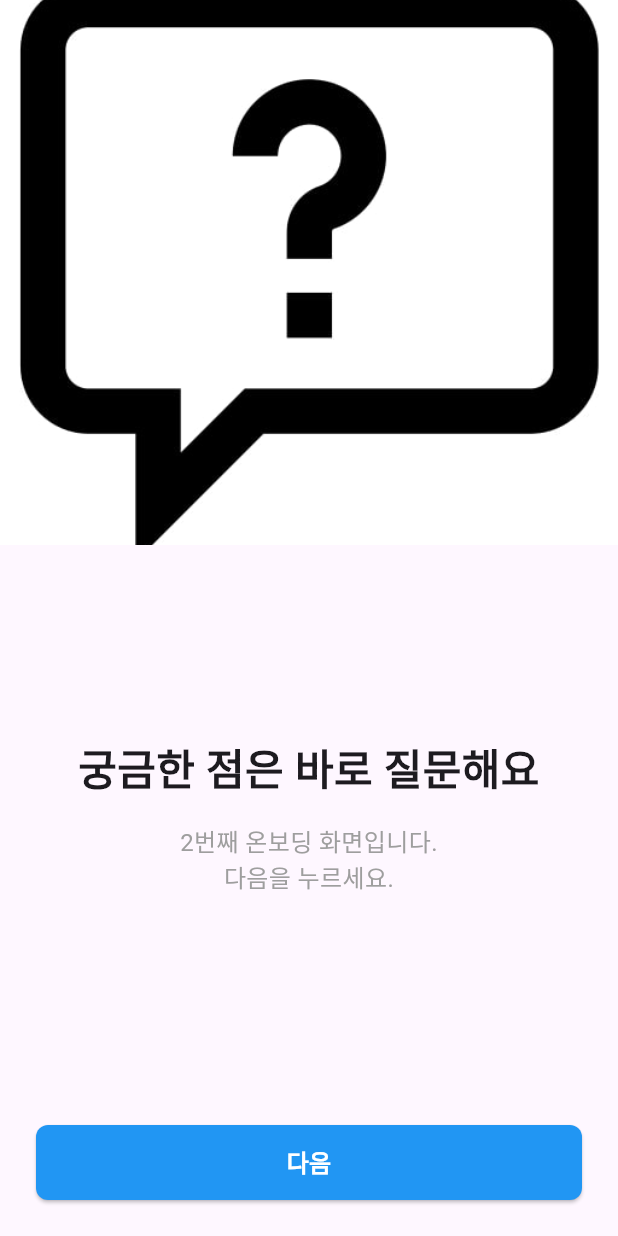
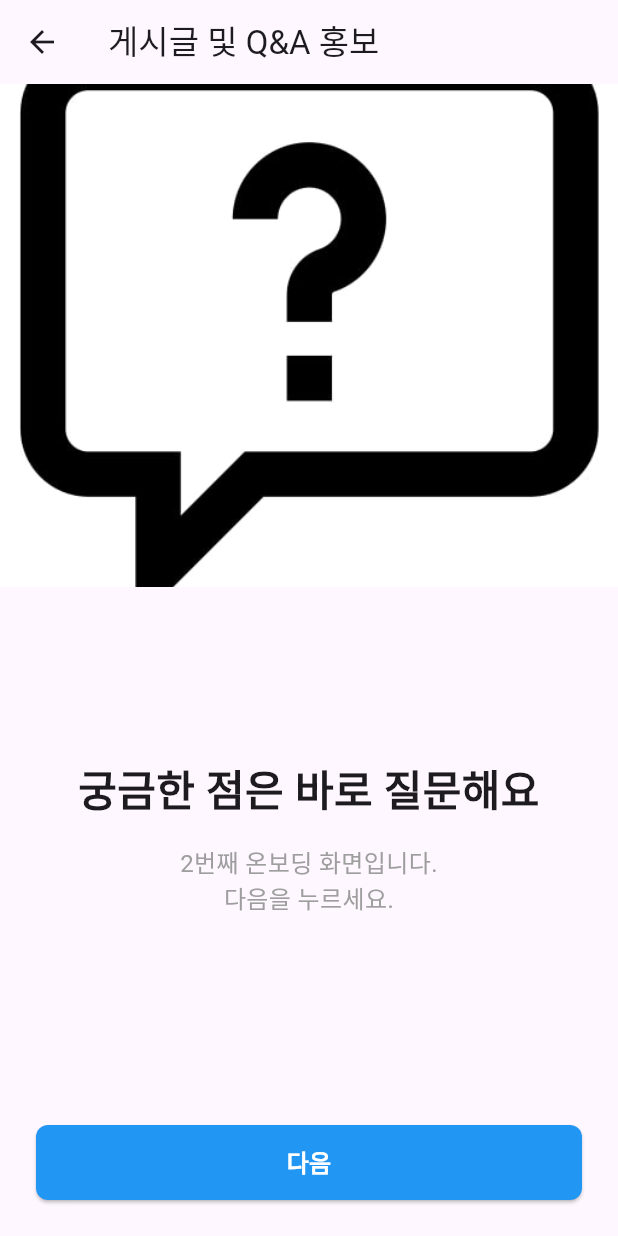
Before and after one commit to oh930428/MiddleProject-AniMind-Pawong, a Flutter app: the screen it shows after launch, after a tap on "다음", on a phone screen of 412 x 824 dp. Run offline on Flutter 3.47's test engine with Material 3 defaults, Android fonts, the phone set to English and light mode, and no system bars; our stand-ins replace dio, flutter_dotenv, go_router, google_sign_in, image_picker, shared_preferences and 1 more; accounts and stored records are empty.

```diff
--- a/lib/core/router/app_router.dart
+++ b/lib/core/router/app_router.dart
@@ -1,81 +1,72 @@
 import 'package:flutter/material.dart';
 import 'package:go_router/go_router.dart';
-import 'package:middleproject_animind_pawong/features/auth/domain/ui/signup_page.dart';
 import 'package:provider/provider.dart';
-import 'package:shared_preferences/shared_preferences.dart';
+import 'home_shell.dart';
 
-import '../../features/auth/domain/ui/social_login_page.dart';
-// viewmodel
-import '../../features/auth/domain/viewmodel/auth_view_model.dart';
-import '../../features/home/domain/ui/home_page.dart';
-// ui
-import '../../features/onboarding/domain//ui/onboarding_first_page.dart';
-import '../../features/onboarding/domain//ui/onboarding_fourth_page.dart';
-import '../../features/onboarding/domain//ui/onboarding_second_page.dart';
-import '../../features/onboarding/domain//ui/onboarding_third_page.dart';
-import '../../features/pet/domain/ui/pet_profile_screen.dart';
-import 'home_shell.dart';
+// UI
+import '../../features/splash/ui/splash_screen.dart';
+import '../../features/onboarding/ui/onboarding_first_screen.dart';
+import '../../features/onboarding/ui/onboarding_second_screen.dart';
+import '../../features/onboarding/ui/onboarding_third_screen.dart';
+import '../../features/onboarding/ui/onboarding_fourth_screen.dart';
+import '../../features/auth/ui/social_login_screen.dart';
+import '../../features/auth/ui/signup_screen.dart';
+import '../../features/home/ui/home_screen.dart';
+// import '../../features/pet/ui/pet_profile_screen.dart';
+import '../../features/faq/ui/faq_screen.dart';
+
+// ViewModel
+import '../../features/auth/domain/viewmodel/auth_viewmodel.dart';
 
 GoRouter createRouter(BuildContext context) {
   final authViewModel = context.read<AuthViewModel>();
 
   return GoRouter(
-    initialLocation: '/login',
+    initialLocation: '/splash',
     refreshListenable: authViewModel,
     routes: [
+      // 스플래시
+      GoRoute(path: '/splash', builder: (_, __) => const SplashScreen()),
+
+      // 온보딩
       GoRoute(
         path: '/onboarding1',
-        builder: (context, state) => const OnboardingFirstPage(),
+        builder: (_, __) => const OnboardingFirstScreen(),
       ),
       GoRoute(
         path: '/onboarding2',
-        builder: (context, state) => const OnboardingSecondPage(),
+        builder: (_, __) => const OnboardingSecondScreen(),
       ),
       GoRoute(
         path: '/onboarding3',
-        builder: (context, state) => const OnboardingThirdPage(),
+        builder: (_, __) => const OnboardingThirdScreen(),
       ),
       GoRoute(
         path: '/onboarding4',
-        builder: (context, state) => const OnboardingFourthPage(),
+        builder: (_, __) => const OnboardingFourthScreen(),
       ),
 
+      // 소셜 로그인
       GoRoute(
-        path: '/login',
-        builder: (context, state) => const SocialLoginPage(),
+        path: '/socialLogin',
+        builder: (_, __) => const SocialLoginScreen(),
       ),
 
-      GoRoute(path: '/signup', builder: (context, state) => const SignupPage()),
+      // 회원가입
+      GoRoute(path: '/signup', builder: (_, __) => const SignupScreen()),
 
+      //홈 / 프로필 / FAQ
       ShellRoute(
-        builder: (context, state, child) => HomeShell(child: child),
+        builder: (_, __, child) => HomeShell(child: child),
         routes: [
-          GoRoute(path: '/home', builder: (_, __) => const HomePage()),
-          GoRoute(
-            path: '/profile',
-            builder: (_, __) => const PetProfileScreen(),
-          ),
-          GoRoute(path: '/faq', builder: (_, __) => const FAQPage()),
+          GoRoute(path: '/home', builder: (_, __) => const HomeScreen()),
+          // GoRoute(
+          //   path: '/profile',
+          //   builder: (_, __) => const PetProfileScreen(),
+          // ),
+          GoRoute(path: '/faq', builder: (_, __) => const FaqScreen()),
         ],
       ),
     ],
-    redirect: (context, state) async {
-      final prefs = await SharedPreferences.getInstance();
-      final doneOnboarding = prefs.getBool('onboarding_status') ?? false;
-      final isOnboardingRoute = state.matchedLocation.startsWith('/onboarding');
-      if (isOnboardingRoute) {
-        return null;
-      }
-      if (!doneOnboarding && !isOnboardingRoute) {
-        return '/onboarding1';
-      }
-
-      final isLoggedIn = authViewModel.userId != null;
-      final loggingIn = state.matchedLocation == '/login';
-
-      if (!isLoggedIn && !loggingIn) return '/login';
-      if (isLoggedIn && loggingIn) return '/signup';
-      return null;
-    },
   );
 }
--- a/lib/features/onboarding/domain/ui/onboarding_second_page.dart
+++ b/lib/features/onboarding/ui/onboarding_first_screen.dart
@@ -1,26 +1,29 @@
 import 'package:flutter/material.dart';
 import 'package:go_router/go_router.dart';
 
-class OnboardingSecondPage extends StatelessWidget {
-  const OnboardingSecondPage({super.key});
+class OnboardingFirstScreen extends StatelessWidget {
+  const OnboardingFirstScreen({super.key});
 
   @override
   Widget build(BuildContext context) {
     return Scaffold(
+      appBar: AppBar(title: Text("Animind 앱 소개"), centerTitle: true),
       body: SafeArea(
         child: Column(
           children: [
+            //image
             Expanded(
               flex: 5,
               child: Container(
                 width: double.infinity,
                 decoration: BoxDecoration(color: Colors.grey),
                 child: Image.asset(
-                  'assets/images/onboarding2.jpg',
+                  'assets/images/onboarding1.jpg',
                   fit: BoxFit.cover,
                 ),
               ),
             ),
+            //text
             Expanded(
               flex: 5,
               child: Padding(
@@ -29,7 +32,7 @@ class OnboardingSecondPage extends StatelessWidget {
                   mainAxisAlignment: MainAxisAlignment.center,
                   children: [
                     const Text(
-                      '궁금한 점은 바로 질문해요',
+                      '반려동물 케어, 더 쉽게',
                       textAlign: TextAlign.center,
                       style: TextStyle(
                         fontSize: 28,
@@ -38,7 +41,7 @@ class OnboardingSecondPage extends StatelessWidget {
                     ),
                     const SizedBox(height: 16),
                     Text(
-                      '2번째 온보딩 화면입니다.\n다음을 누르세요.',
+                      '1번째 온보딩 화면입니다.\n다음을 누르세요.',
                       textAlign: TextAlign.center,
                       style: TextStyle(fontSize: 16, color: Colors.grey),
                     ),
@@ -46,6 +49,7 @@ class OnboardingSecondPage extends StatelessWidget {
                 ),
               ),
             ),
+            //button
             Padding(
               padding: const EdgeInsets.all(24.0),
               child: SizedBox(
@@ -53,7 +57,7 @@ class OnboardingSecondPage extends StatelessWidget {
                 height: 50,
                 child: ElevatedButton(
                   onPressed: () {
-                    context.go('/onboarding3');
+                    context.push('/onboarding2');
                   },
                   style: ElevatedButton.styleFrom(
                     backgroundColor: Colors.blue,
--- a/lib/features/onboarding/domain/ui/onboarding_first_page.dart
+++ b/lib/features/onboarding/ui/onboarding_second_screen.dart
@@ -1,28 +1,27 @@
 import 'package:flutter/material.dart';
 import 'package:go_router/go_router.dart';
 
-class OnboardingFirstPage extends StatelessWidget {
-  const OnboardingFirstPage({super.key});
+class OnboardingSecondScreen extends StatelessWidget {
+  const OnboardingSecondScreen({super.key});
 
   @override
   Widget build(BuildContext context) {
     return Scaffold(
+      appBar: AppBar(title: Text("게시글 및 Q&A 홍보")),
       body: SafeArea(
         child: Column(
           children: [
-            //image
             Expanded(
               flex: 5,
               child: Container(
                 width: double.infinity,
                 decoration: BoxDecoration(color: Colors.grey),
                 child: Image.asset(
-                  'assets/images/onboarding1.jpg',
+                  'assets/images/onboarding2.jpg',
                   fit: BoxFit.cover,
                 ),
               ),
             ),
-            //text
             Expanded(
               flex: 5,
               child: Padding(
@@ -31,7 +30,7 @@ class OnboardingFirstPage extends StatelessWidget {
                   mainAxisAlignment: MainAxisAlignment.center,
                   children: [
                     const Text(
-                      '반려동물 케어, 더 쉽게',
+                      '궁금한 점은 바로 질문해요',
                       textAlign: TextAlign.center,
                       style: TextStyle(
                         fontSize: 28,
@@ -40,7 +39,7 @@ class OnboardingFirstPage extends StatelessWidget {
                     ),
                     const SizedBox(height: 16),
                     Text(
-                      '1번째 온보딩 화면입니다.\n다음을 누르세요.',
+                      '2번째 온보딩 화면입니다.\n다음을 누르세요.',
                       textAlign: TextAlign.center,
                       style: TextStyle(fontSize: 16, color: Colors.grey),
                     ),
@@ -48,7 +47,6 @@ class OnboardingFirstPage extends StatelessWidget {
                 ),
               ),
             ),
-            //button
             Padding(
               padding: const EdgeInsets.all(24.0),
               child: SizedBox(
@@ -56,7 +54,7 @@ class OnboardingFirstPage extends StatelessWidget {
                 height: 50,
                 child: ElevatedButton(
                   onPressed: () {
-                    context.go('/onboarding2');
+                    context.push('/onboarding3');
                   },
                   style: ElevatedButton.styleFrom(
                     backgroundColor: Colors.blue,
--- /dev/null
+++ b/lib/features/splash/ui/splash_screen.dart
@@ -0,0 +1,134 @@
+import 'package:flutter/material.dart';
+import 'package:go_router/go_router.dart';
+import 'package:provider/provider.dart';
+import 'package:shared_preferences/shared_preferences.dart';
+
+import '../../auth/domain/viewmodel/auth_viewmodel.dart';
+
+class SplashScreen extends StatefulWidget {
+  const SplashScreen({super.key});
+
+  @override
+  State<SplashScreen> createState() => _SplashScreenState();
+}
+
+class _SplashScreenState extends State<SplashScreen> {
+  @override
+  void initState() {
+    super.initState();
+    _navigateToNext();
+  }
+
+  Future<void> _navigateToNext() async {
+    // 스플래시 화면 표시 시간 (1.5초)
+    await Future.delayed(const Duration(milliseconds: 1500));
+
+    if (!mounted) return;
+
+    final prefs = await SharedPreferences.getInstance();
+    final authViewModel = context.read<AuthViewModel>();
+    final currentUserId = authViewModel.userId;
+
+    final doneOnboarding = prefs.getBool('onboarding_status') ?? false;
+
+    if (!mounted) return;
+
+    // 온보딩 안했으면 온보딩 화면으로
+    if (!doneOnboarding) {
+      context.go('/onboarding1');
+      return;
+    }
+
+    // 로그인된 사용자 없으면 로그인 화면으로
+    if (currentUserId == null) {
+      context.go("/socialLogin");
+      return;
+    }
+
+    // 사용자 정보 확인
+    final isUser = await authViewModel.fetchUserById(currentUserId);
+
+    if (!mounted) return;
+
+    if (isUser.isNotEmpty) {
+      context.go("/home");
+    } else {
+      context.go("/signup");
+    }
+  }
+
+  @override
+  Widget build(BuildContext context) {
+    return Scaffold(
+      backgroundColor: const Color(0xffE9FBF5),
+      body: Stack(
+        children: [
+          Center(
+            child: Column(
+              mainAxisAlignment: MainAxisAlignment.center,
+              children: [
+                Container(
+                  width: 120,
+                  height: 120,
+                  decoration: BoxDecoration(
+                    color: Colors.white,
+                    borderRadius: BorderRadius.circular(30),
+                  ),
+                  child: const Center(
+                    child: Icon(Icons.pets, size: 48, color: Color(0xFF7CB342)),
+                  ),
+                ),
+
+                const SizedBox(height: 16),
+
+                const Text(
+                  "애니마인드",
+                  style: TextStyle(
+                    color: Color(0xFF263938),
+                    fontSize: 24,
+                    fontWeight: FontWeight.w800,
+                  ),
+                ),
+
+                const Text(
+                  "Animind",
+                  style: TextStyle(
+                    color: Color(0xFF263938),
+                    fontSize: 18,
+                    fontWeight: FontWeight.w600,
+                  ),
+                ),
+
+                const SizedBox(height: 12),
+
+                const Text(
+                  "반려동물과 함께하는 건강한 일상",
+                  style: TextStyle(
+                    color: Color(0xFF263938),
+                    fontSize: 14,
+                    fontWeight: FontWeight.w400,
+                  ),
+                ),
+
+                const SizedBox(height: 12),
+              ],
+            ),
+          ),
+          Positioned.fill(
+            child: Container(
+              color: Colors.black.withOpacity(0.6),
+              child: const Center(
+                child: SizedBox(
+                  child: CircularProgressIndicator(
+                    color: Color(0xFF66CDAA), // 예시로 민트색
+                    strokeWidth: 6,
+                  ),
+                ),
+              ),
+            ),
+          ),
+        ],
+      ),
+    );
+  }
+}
--- a/lib/main.dart
+++ b/lib/main.dart
@@ -4,7 +4,7 @@ import 'package:provider/provider.dart';
 import 'package:supabase_flutter/supabase_flutter.dart';
 
 import 'core/router/app_router.dart';
-import 'features/auth/domain/viewmodel/auth_view_model.dart';
+import 'features/auth/domain/viewmodel/auth_viewmodel.dart';
 
 void main() async {
   WidgetsFlutterBinding.ensureInitialized();
@@ -27,12 +27,10 @@ class MyApp extends StatelessWidget {
 
   @override
   Widget build(BuildContext context) {
-    final router = createRouter(context);
-
     return MaterialApp.router(
-      title: 'Animind',
       debugShowCheckedModeBanner: false,
-      routerConfig: router,
+      routerConfig: createRouter(context),
+      title: "Animind",
     );
   }
 }
```
Also changed, not shown: lib/core/theme/app_colors.dart (+11 -0 lines), lib/features/auth/domain/viewmodel/auth_viewmodel.dart (renamed from lib/features/auth/domain/viewmodel/auth_view_model.dart, +34 -6 lines), lib/features/auth/ui/signup_screen.dart (renamed from lib/features/auth/domain/ui/signup_page.dart, +4 -4 lines), lib/features/auth/ui/social_login_screen.dart (renamed from lib/features/auth/domain/ui/social_login_page.dart, +20 -31 lines), lib/features/faq/ui/faq_screen.dart (renamed from lib/features/faq/domain/ui/faq.dart, +4 -4 lines), lib/features/home/ui/home_screen.dart (renamed from lib/features/home/domain/ui/home_page.dart, +8 -4 lines), lib/features/onboarding/ui/onboarding_fourth_screen.dart (renamed from lib/features/onboarding/domain/ui/onboarding_fourth_page.dart, +5 -6 lines), lib/features/onboarding/ui/onboarding_third_screen.dart (renamed from lib/features/onboarding/domain/ui/onboarding_third_page.dart, +4 -3 lines), lib/features/pet/domain/ui/utils.dart (deleted, +0 -19 lines), lib/features/auth/domain/viewmodel/signup_viewmodel.dart (renamed from lib/features/auth/domain/viewmodel/signup_view_model.dart).
